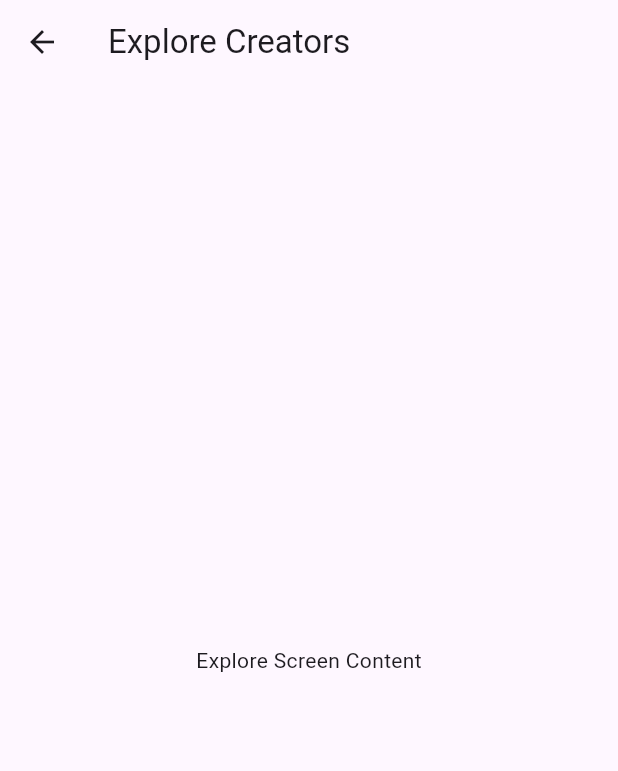
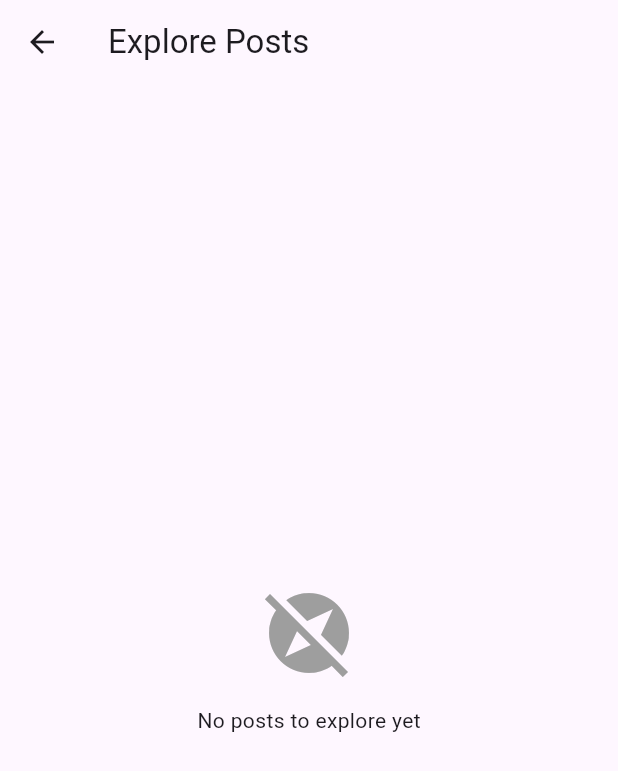
Before and after one commit to kidusm001/whisper, a Flutter app: the ExploreScreen screen opened directly, on a phone screen of 412 x 824 dp. Shown: the top 771 px of the screen. Run offline on Flutter 3.47's test engine with Material 3 defaults, Android fonts, the light colour scheme and no system bars; our stand-ins replace cloud_firestore, firebase_auth, firebase_core, image_picker, supabase_flutter; accounts and stored records are empty.

Commit message:
feat: implement Firestore queries for exploring posts; add composite index instructions and update Explore screen logic

```diff
--- a/whisper/lib/features/explore/screens/explore_screen.dart
+++ b/whisper/lib/features/explore/screens/explore_screen.dart
@@ -1,14 +1,71 @@
 import 'package:flutter/material.dart';
+import 'package:cloud_firestore/cloud_firestore.dart';
+import 'package:firebase_auth/firebase_auth.dart';
+import 'package:whisper/widgets/universal_post_card.dart';
 
 class ExploreScreen extends StatelessWidget {
   const ExploreScreen({super.key});
 
   @override
   Widget build(BuildContext context) {
+    debugPrint('Building ExploreScreen');
+    final currentUserId = FirebaseAuth.instance.currentUser?.uid;
+    debugPrint('Current User ID: $currentUserId');
+
     return Scaffold(
-      appBar: AppBar(title: const Text('Explore Creators')),
-      body: const Center(
-        child: Text('Explore Screen Content'),
+      appBar: AppBar(title: const Text('Explore Posts')),
+      body: StreamBuilder<QuerySnapshot>(
+        // Removed orderBy to avoid composite index error; dropping automatic ordering
+        stream: FirebaseFirestore.instance
+            .collection('posts')
+            .where('isDeleted', isEqualTo: false)
+            .snapshots(),
+        builder: (context, snapshot) {
+          debugPrint('StreamBuilder state: ${snapshot.connectionState}');
+          if (snapshot.hasError) {
+            debugPrint('ERROR in ExploreScreen: ${snapshot.error}');
+            return Center(child: Text('Error: ${snapshot.error}'));
+          }
+          if (snapshot.connectionState == ConnectionState.waiting) {
+            debugPrint('Loading posts...');
+            return const Center(child: CircularProgressIndicator());
+          }
+          final allPosts = snapshot.data?.docs ?? [];
+          debugPrint('Retrieved ${allPosts.length} posts');
+          // In-memory filtering and ordering by createdAt descending
+          final posts = allPosts.where((doc) {
+            final data = doc.data() as Map<String, dynamic>;
+            return data['authorId'] != currentUserId;
+          }).toList()
+            ..sort((a, b) {
+              final aDate =
+                  (a.data() as Map<String, dynamic>)['createdAt'] as Timestamp;
+              final bDate =
+                  (b.data() as Map<String, dynamic>)['createdAt'] as Timestamp;
+              return bDate.compareTo(aDate);
+            });
+          if (posts.isEmpty) {
+            return const Center(
+              child: Column(
+                mainAxisAlignment: MainAxisAlignment.center,
+                children: [
+                  Icon(Icons.explore_off, size: 64, color: Colors.grey),
+                  SizedBox(height: 16),
+                  Text('No posts to explore yet'),
+                ],
+              ),
+            );
+          }
+          return ListView.builder(
+            padding: const EdgeInsets.all(16),
+            itemCount: posts.length,
+            itemBuilder: (context, index) {
+              final postData = posts[index].data() as Map<String, dynamic>;
+              debugPrint('Building post $index with data: $postData');
+              return UniversalPostCard(postData: postData);
+            },
+          );
+        },
       ),
     );
   }
--- a/whisper/lib/features/profile/screens/create_post_screen.dart
+++ b/whisper/lib/features/profile/screens/create_post_screen.dart
@@ -25,7 +25,7 @@ class _CreatePostScreenState extends State<CreatePostScreen> {
   bool _isPublished = true;
   String? _selectedTier;
   final List<String> _availableTiers = ['Free', 'Premium'];
-  bool _isLoading = false;
+  final bool _isLoading = false;
   late BuildContext _stateContext;
 
   @override
```
Also changed, not shown: whisper/lib/utils/firestore_queries.dart (added, +19 -0 lines), whisper/lib/widgets/universal_post_card.dart (added, +188 -0 lines), 2 other files.
